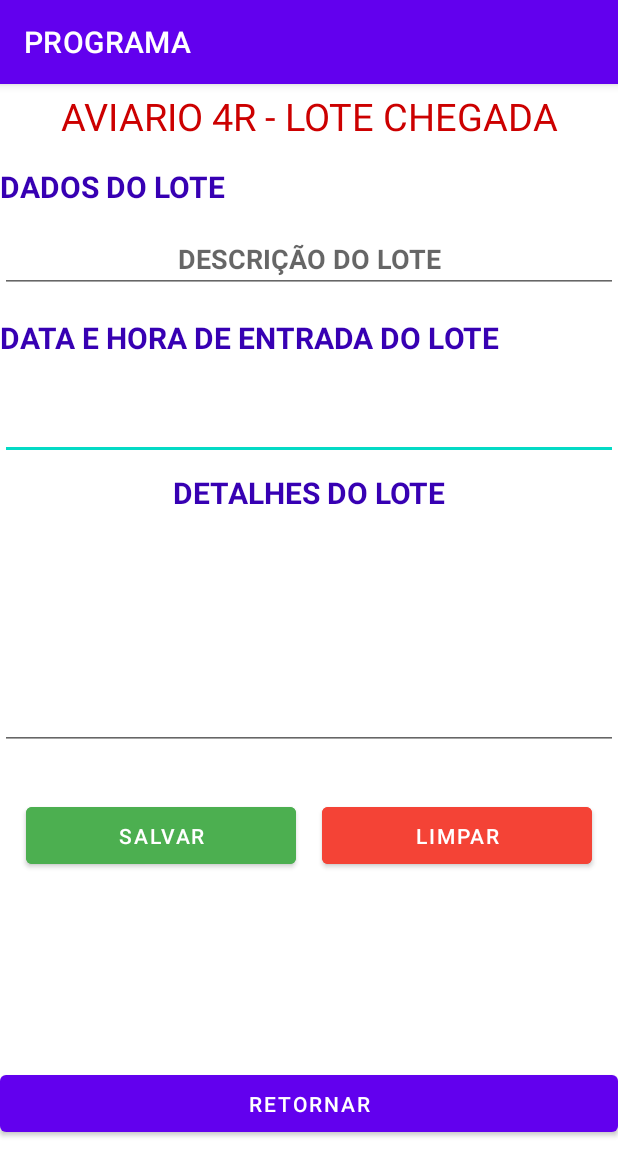
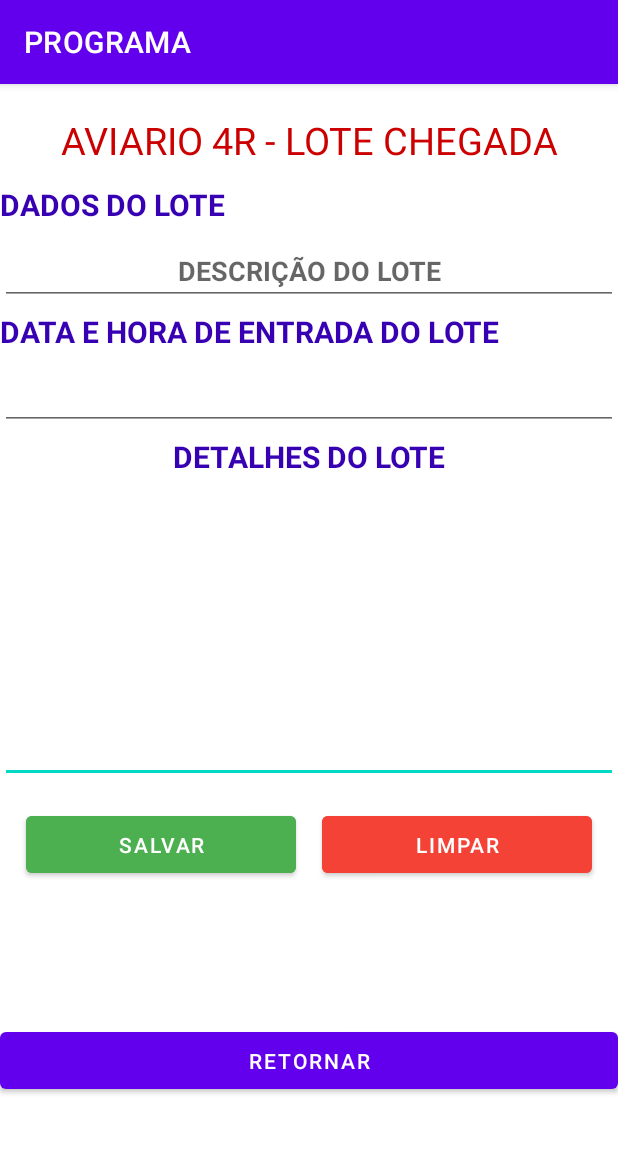
Before and after one commit to SemprebomTecnologia/ANDROID_AVIARIO4R, an Android app: the LoteMainActivity screen opened directly, with no data from a screen before it, on a phone screen of 412 x 824 dp. Shown: the top 1176 px of the screen. Run offline under Robolectric (Android 15) with nearby library versions, the phone set to English and light mode, and no system bars.

Commit message:
COMMIT TELA OK V1.0

```diff
--- a/app/src/main/res/layout/activity_lote_main.xml
+++ b/app/src/main/res/layout/activity_lote_main.xml
@@ -7,49 +7,52 @@
     android:layout_height="match_parent">
 
 
-    <Button
-        android:id="@+id/btn_LIMPAR"
-        android:layout_width="180dp"
-        android:layout_height="50dp"
-        android:layout_marginTop="32dp"
-        android:backgroundTint="@color/btn_cancel"
-        android:text="LIMPAR"
-        app:layout_constraintEnd_toEndOf="parent"
-        app:layout_constraintHorizontal_bias="0.5"
-        app:layout_constraintStart_toEndOf="@+id/btn_SALVAR"
-        app:layout_constraintTop_toBottomOf="@+id/edtDetalheLote" />
+    <EditText
+        android:id="@+id/edtDetalheLote"
+        android:layout_width="match_parent"
+        android:layout_height="200dp"
+        android:layout_marginTop="4dp"
+        android:ems="10"
+        android:gravity="start|top"
+        android:inputType="textMultiLine"
+        android:maxLength="50"
+        android:textAlignment="textStart"
+        android:textSize="20sp"
+        android:textStyle="bold"
+        app:layout_constraintTop_toBottomOf="@+id/txtDescricaoLote"
+        tools:layout_editor_absoluteX="-16dp" />
 
     <EditText
         android:id="@+id/editTextDate"
         android:layout_width="match_parent"
         android:layout_height="wrap_content"
-        android:layout_marginTop="20dp"
+        android:layout_marginTop="4dp"
         android:ems="10"
         android:inputType="date|datetime"
         android:textAlignment="center"
         android:textSize="20sp"
         android:textStyle="bold"
         app:layout_constraintTop_toBottomOf="@+id/txtDataEntradaLote"
-        tools:layout_editor_absoluteX="1dp" />
+        tools:layout_editor_absoluteX="-16dp" />
 
     <TextView
         android:id="@+id/txtDataEntradaLote"
         android:layout_width="match_parent"
         android:layout_height="wrap_content"
-        android:layout_marginTop="16dp"
+        android:layout_marginTop="4dp"
         android:text="DATA E HORA DE ENTRADA DO LOTE"
         android:textAlignment="viewStart"
         android:textColor="@color/purple_700"
         android:textSize="20sp"
         android:textStyle="bold"
         app:layout_constraintTop_toBottomOf="@+id/edtNomeLote"
-        tools:layout_editor_absoluteX="1dp" />
+        tools:layout_editor_absoluteX="-16dp" />
 
     <EditText
         android:id="@+id/edtNomeLote"
         android:layout_width="match_parent"
         android:layout_height="wrap_content"
-        android:layout_marginTop="12dp"
+        android:layout_marginTop="8dp"
         android:ems="10"
         android:hint="DESCRIÇÃO DO LOTE"
         android:inputType="text"
@@ -58,72 +61,69 @@
         android:textColor="@color/black"
         android:textStyle="bold"
         app:layout_constraintTop_toBottomOf="@+id/txtNomeLote"
-        tools:layout_editor_absoluteX="1dp" />
+        tools:layout_editor_absoluteX="-16dp" />
 
     <TextView
         android:id="@+id/txtNomeLote"
         android:layout_width="match_parent"
         android:layout_height="wrap_content"
-        android:layout_marginTop="16dp"
+        android:layout_marginTop="12dp"
         android:text="DADOS DO LOTE"
         android:textAlignment="viewStart"
         android:textColor="@color/purple_700"
         android:textSize="20sp"
         android:textStyle="bold"
         app:layout_constraintTop_toBottomOf="@+id/txtTitulo"
-        tools:layout_editor_absoluteX="1dp" />
+        tools:layout_editor_absoluteX="-16dp" />
+
+    <Button
+        android:id="@+id/btn_LIMPAR"
+        android:layout_width="180dp"
+        android:layout_height="50dp"
+        android:layout_marginTop="16dp"
+        android:backgroundTint="@color/btn_cancel"
+        android:text="LIMPAR"
+        app:layout_constraintEnd_toEndOf="parent"
+        app:layout_constraintHorizontal_bias="0.5"
+        app:layout_constraintStart_toEndOf="@+id/btn_SALVAR"
+        app:layout_constraintTop_toBottomOf="@+id/edtDetalheLote" />
 
     <TextView
         android:id="@+id/txtDescricaoLote"
         android:layout_width="match_parent"
         android:layout_height="wrap_content"
-        android:layout_marginTop="8dp"
+        android:layout_marginTop="4dp"
         android:text="DETALHES DO LOTE"
         android:textAlignment="center"
         android:textColor="@color/purple_700"
         android:textSize="20sp"
         android:textStyle="bold"
         app:layout_constraintTop_toBottomOf="@+id/editTextDate"
-        tools:layout_editor_absoluteX="1dp" />
-
-    <EditText
-        android:id="@+id/edtDetalheLote"
-        android:layout_width="match_parent"
-        android:layout_height="150dp"
-        android:layout_marginTop="8dp"
-        android:ems="10"
-        android:gravity="start|top"
-        android:inputType="textMultiLine"
-        android:maxLength="50"
-        android:textAlignment="textStart"
-        android:textSize="20sp"
-        android:textStyle="bold"
-        app:layout_constraintTop_toBottomOf="@+id/txtDescricaoLote"
-        tools:layout_editor_absoluteX="1dp" />
-
-    <TextView
-        android:id="@+id/txtTitulo"
-        android:layout_width="match_parent"
-        android:layout_height="wrap_content"
-        android:layout_marginTop="60dp"
-        android:text="AVIARIO 4R - LOTE CHEGADA"
-        android:textAlignment="center"
-        android:textColor="@android:color/holo_red_dark"
-        android:textSize="25sp"
-        app:layout_constraintTop_toTopOf="parent"
-        tools:layout_editor_absoluteX="1dp" />
+        tools:layout_editor_absoluteX="-16dp" />
 
     <Button
         android:id="@+id/btn_SALVAR"
         android:layout_width="180dp"
         android:layout_height="50dp"
-        android:layout_marginTop="32dp"
+        android:layout_marginTop="16dp"
         android:backgroundTint="@color/btn_true"
         android:text="SALVAR"
         app:layout_constraintEnd_toStartOf="@+id/btn_LIMPAR"
         app:layout_constraintHorizontal_bias="0.5"
         app:layout_constraintStart_toStartOf="parent"
         app:layout_constraintTop_toBottomOf="@+id/edtDetalheLote" />
+
+    <TextView
+        android:id="@+id/txtTitulo"
+        android:layout_width="match_parent"
+        android:layout_height="wrap_content"
+        android:layout_marginTop="76dp"
+        android:text="AVIARIO 4R - LOTE CHEGADA"
+        android:textAlignment="center"
+        android:textColor="@android:color/holo_red_dark"
+        android:textSize="25sp"
+        app:layout_constraintTop_toTopOf="parent"
+        tools:layout_editor_absoluteX="-16dp" />
 
     <Button
         android:id="@+id/btn_PRINCIPAL"
@@ -132,10 +132,10 @@
         android:text="RETORNAR"
         app:layout_constraintBottom_toBottomOf="parent"
         app:layout_constraintEnd_toEndOf="parent"
-        app:layout_constraintHorizontal_bias="0.498"
+        app:layout_constraintHorizontal_bias="0.0"
         app:layout_constraintStart_toStartOf="parent"
         app:layout_constraintTop_toBottomOf="@+id/edtDetalheLote"
-        app:layout_constraintVertical_bias="0.77" />
+        app:layout_constraintVertical_bias="0.634" />
 
 
 </androidx.constraintlayout.widget.ConstraintLayout>
```
